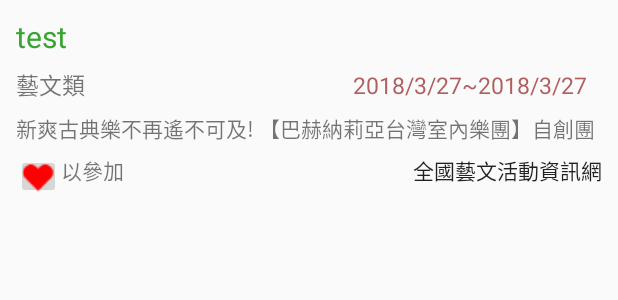
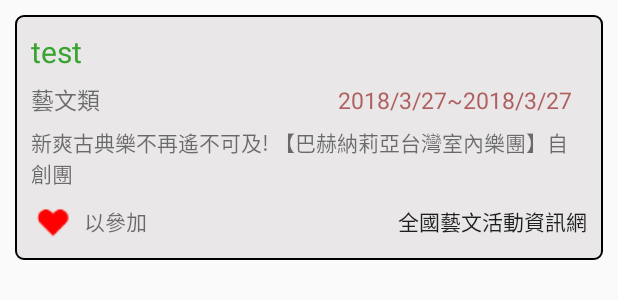
Before and after one commit to xuan1280/AgentLearningApp, an Android app: the layout fragment_activity_item.xml on its own in the app's theme, with its tools: preview values and no code run, on a phone screen of 412 x 824 dp. Shown: the top 300 px of the screen. Run offline under Robolectric (Android 15) with nearby library versions, the phone set to English and light mode, and no system bars.

Commit message:
activities card item complete

```diff
--- /dev/null
+++ b/app/src/main/res/drawable/activity_card_background.xml
@@ -0,0 +1,12 @@
+<?xml version="1.0" encoding="utf-8"?>
+<shape xmlns:android="http://schemas.android.com/apk/res/android" >
+
+    <corners android:radius="5.0dp" />
+
+    <solid android:color="#e9e7e7" />
+
+    <stroke
+        android:width="1dp"
+        android:color="#000" />
+
+</shape>
--- a/app/src/main/res/layout/fragment_activity_item.xml
+++ b/app/src/main/res/layout/fragment_activity_item.xml
@@ -2,14 +2,16 @@
 <android.support.constraint.ConstraintLayout xmlns:android="http://schemas.android.com/apk/res/android"
     xmlns:tools="http://schemas.android.com/tools"
     android:layout_width="match_parent"
-    android:layout_height="wrap_content">
+    android:layout_height="wrap_content"
+    android:padding="10dp">
 
     <LinearLayout
         android:layout_width="match_parent"
         android:layout_height="wrap_content"
         android:orientation="vertical"
         android:padding="7dp"
-        android:gravity="center">
+        android:gravity="center"
+        android:background="@drawable/activity_card_background">
 
         <TextView
             android:id="@+id/activityTitleTxt"
@@ -65,20 +67,24 @@
                 android:id="@+id/interestingOrNotImg"
                 android:layout_width="30dp"
                 android:layout_height="30dp"
-                android:src="@drawable/heart0" />
+                android:src="@drawable/heart0"
+                android:background="#00000000"/>
 
             <TextView
                 android:id="@+id/joinOrNotTxt"
                 android:layout_width="wrap_content"
                 android:layout_height="match_parent"
-                android:text="以參加" />
+                android:text="以參加"
+                android:paddingStart="5dp"
+                android:gravity="center"
+                android:paddingLeft="5dp" />
 
             <Button
                 android:id="@+id/turnToWebSiteBtn"
                 android:layout_width="match_parent"
                 android:layout_height="30dp"
                 android:background="#00000000"
-                android:gravity="end"
+                android:gravity="end|center_vertical"
                 android:text="全國藝文活動資訊網" />
 
         </LinearLayout>
```
